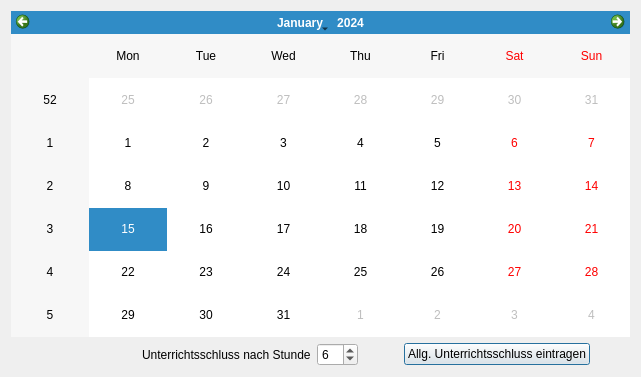
First picture: the form in DialogUnterrichtsschluss.ui, repository LordMuetze/InformatikVertretungsplan, before the edit.
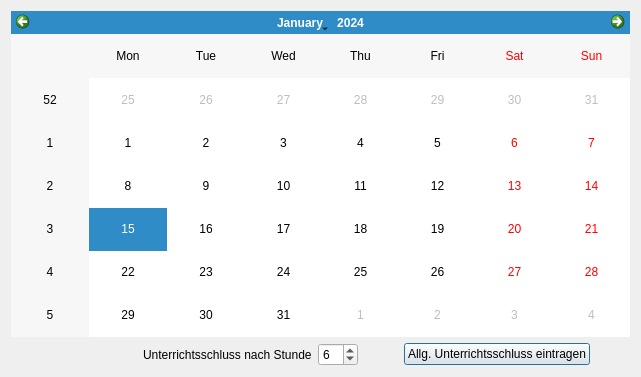
Second picture: the form after the edit.

Commit message: CHG: some size stuff

```diff
--- a/DialogUnterrichtsschluss.ui
+++ b/DialogUnterrichtsschluss.ui
@@ -67,8 +67,11 @@
          <pointsize>9</pointsize>
         </font>
        </property>
+       <property name="minimum">
+        <number>0</number>
+       </property>
        <property name="maximum">
-        <number>10</number>
+        <number>11</number>
        </property>
        <property name="value">
         <number>6</number>
```
